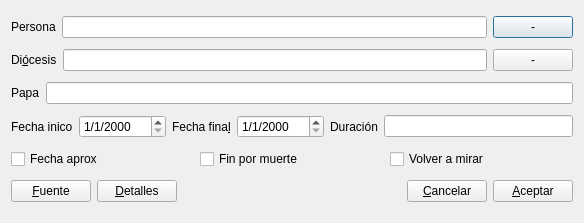
Before: the Qt Designer form gui/dlgnuevoobispo.ui in rogorido/qtpredicadores, drawn with Qt 5.
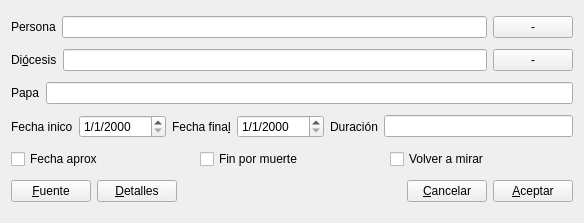
After: the same form once the commit is applied. Icons and pictures are not drawn. Custom widgets are drawn as their Qt base class.

Commit message: Transformando a QWidget antiguos otros QDialog

```diff
--- a/gui/dlgnuevoobispo.ui
+++ b/gui/dlgnuevoobispo.ui
@@ -1,7 +1,7 @@
 <?xml version="1.0" encoding="UTF-8"?>
 <ui version="4.0">
  <class>dlgNuevoObispo</class>
- <widget class="QDialog" name="dlgNuevoObispo">
+ <widget class="QWidget" name="dlgNuevoObispo">
   <property name="geometry">
    <rect>
     <x>0</x>
```
Left out of the diff: 8 changed lines with no effect on the pictures. The commit also changes 14 other files.
